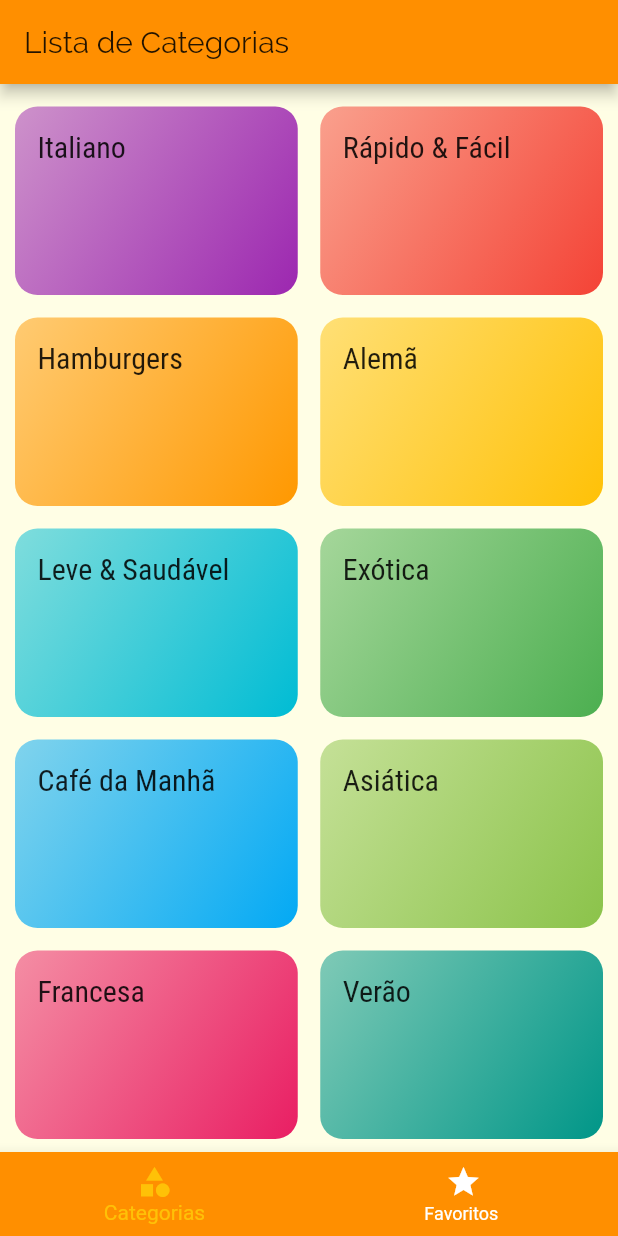
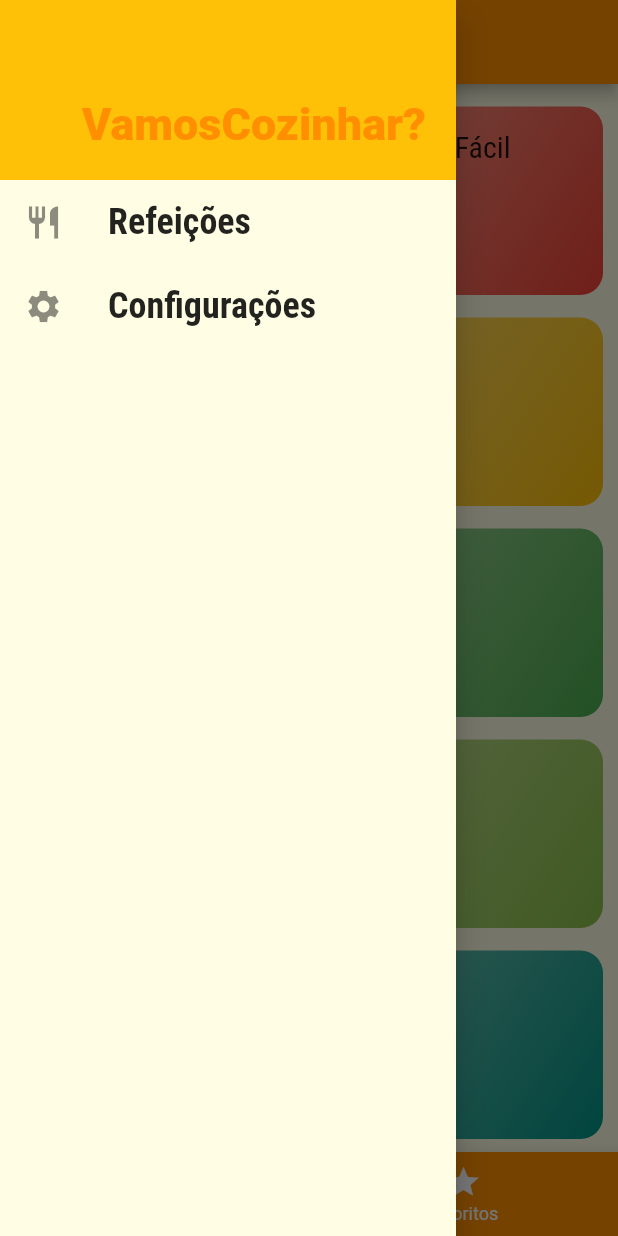
Before and after one commit to maurojohann/Flutter_Receitas_Meals, a Flutter app: the screen it shows after launch, with the side drawer open (before the commit the screen has no drawer), on a phone screen of 412 x 824 dp. Run offline on Flutter 3.47's test engine with Material 2 defaults, Android fonts, the phone set to English and light mode, and no system bars.

Commit message:
Criação Drawer para navegação de telas

```diff
--- /dev/null
+++ b/lib/components/main_drawer.dart
@@ -0,0 +1,54 @@
+import 'package:flutter/material.dart';
+import '../utils/app_routers.dart';
+
+class MainDrawer extends StatelessWidget {
+  Widget _createItem(IconData icon, String label, Function onTap) {
+    return ListTile(
+      leading: Icon(
+        icon,
+        size: 26,
+      ),
+      title: Text(
+        label,
+        style: TextStyle(
+            fontFamily: 'RobotoCondensed',
+            fontSize: 24,
+            fontWeight: FontWeight.bold),
+      ),
+      onTap: onTap,
+    );
+  }
+
+  @override
+  Widget build(BuildContext context) {
+    return Drawer(
+        elevation: 10,
+        child: Column(
+          children: [
+            Container(
+              height: 120,
+              width: double.infinity,
+              padding: EdgeInsets.all(20),
+              color: Theme.of(context).accentColor,
+              alignment: Alignment.bottomRight,
+              child: Text('VamosCozinhar?',
+                  style: TextStyle(
+                    fontWeight: FontWeight.w900,
+                    fontSize: 30,
+                    color: Theme.of(context).primaryColor,
+                  )),
+            ),
+            _createItem(
+              Icons.restaurant,
+              'Refeições',
+              () => Navigator.of(context).pushReplacementNamed(AppRouters.HOME),
+            ),
+            _createItem(
+              Icons.settings,
+              'Configurações',
+              () => Navigator.of(context).pushNamed(AppRouters.SETTINGS),
+            )
+          ],
+        ));
+  }
+}
--- a/lib/main.dart
+++ b/lib/main.dart
@@ -4,6 +4,7 @@ import './screens/categories_screen.dart';
 import './screens/categories_meals_screen.dart';
 import './utils/app_routers.dart';
 import 'screens/tabs_screen.dart';
+import 'screens/settings_screen.dart';
 
 void main() {
   runApp(MyApp());
@@ -31,6 +32,7 @@ class MyApp extends StatelessWidget {
         AppRouters.HOME: (ctx) => TabsScreen(),
         AppRouters.CATEGORIES_MEALS: (ctx) => CategoriesMealsScreen(),
         AppRouters.MEAL_DETAILS: (ctx) => MealDetailScreen(),
+        AppRouters.SETTINGS: (ctx) => SettingsScreen(),
       },
       // onUnknownRoute: (settings) {
       //   return MaterialPageRoute(builder: (_) => CategoriesScreen());
--- a/lib/screens/tabs_screen.dart
+++ b/lib/screens/tabs_screen.dart
@@ -1,6 +1,7 @@
 import 'package:flutter/material.dart';
 import 'categories_screen.dart';
 import 'favorite_screen.dart';
+import '../components/main_drawer.dart';
 
 class TabsScreen extends StatefulWidget {
   @override
@@ -26,6 +27,7 @@ class _TabsScreenState extends State<TabsScreen> {
       appBar: AppBar(
         title: Text(_screens[_selectedScreenIndex]['title']),
       ),
+      drawer: MainDrawer(),
       body: _screens[_selectedScreenIndex]['screen'],
       bottomNavigationBar: BottomNavigationBar(
           onTap: _selectedScreen,
--- a/lib/utils/app_routers.dart
+++ b/lib/utils/app_routers.dart
@@ -2,4 +2,5 @@ class AppRouters {
   static const HOME = '/';
   static const CATEGORIES_MEALS = '/categories-meals';
   static const MEAL_DETAILS = '/meal-detailS';
+  static const SETTINGS = '/settings';
 }
```
Also changed, not shown: lib/components/meal_item.dart (+12 -1 lines), lib/models/settings.dart (added, +13 -0 lines), lib/screens/meal_detail_screen.dart (+6 -1 lines), lib/screens/settings_screen.dart (added, +69 -0 lines).
